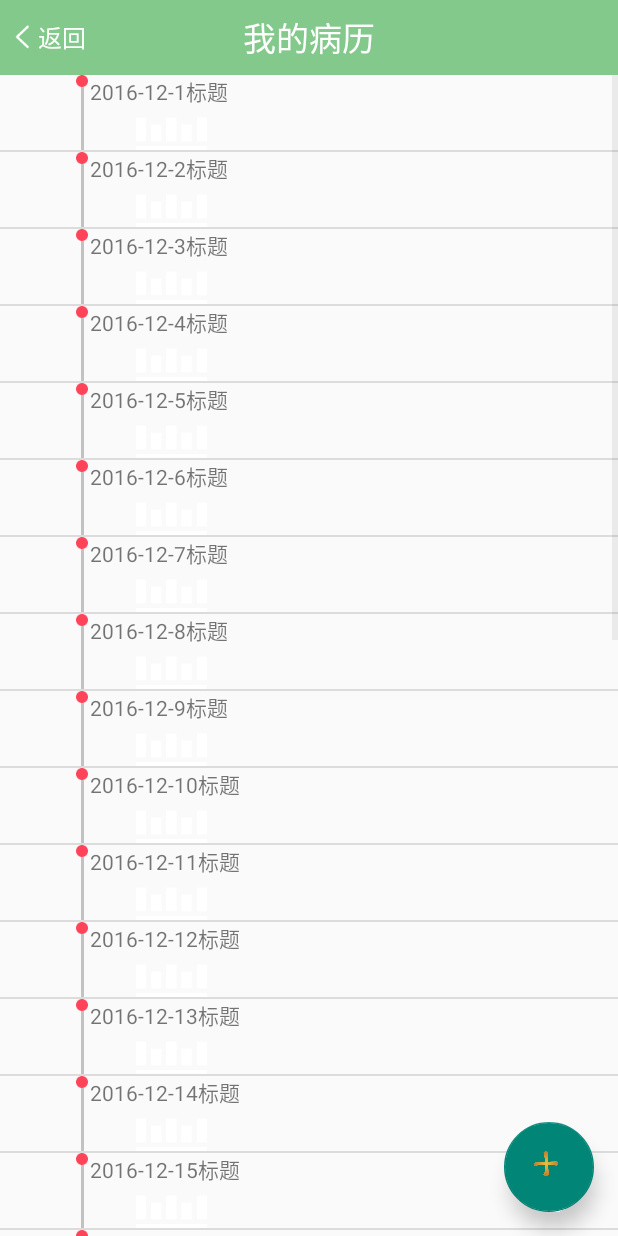
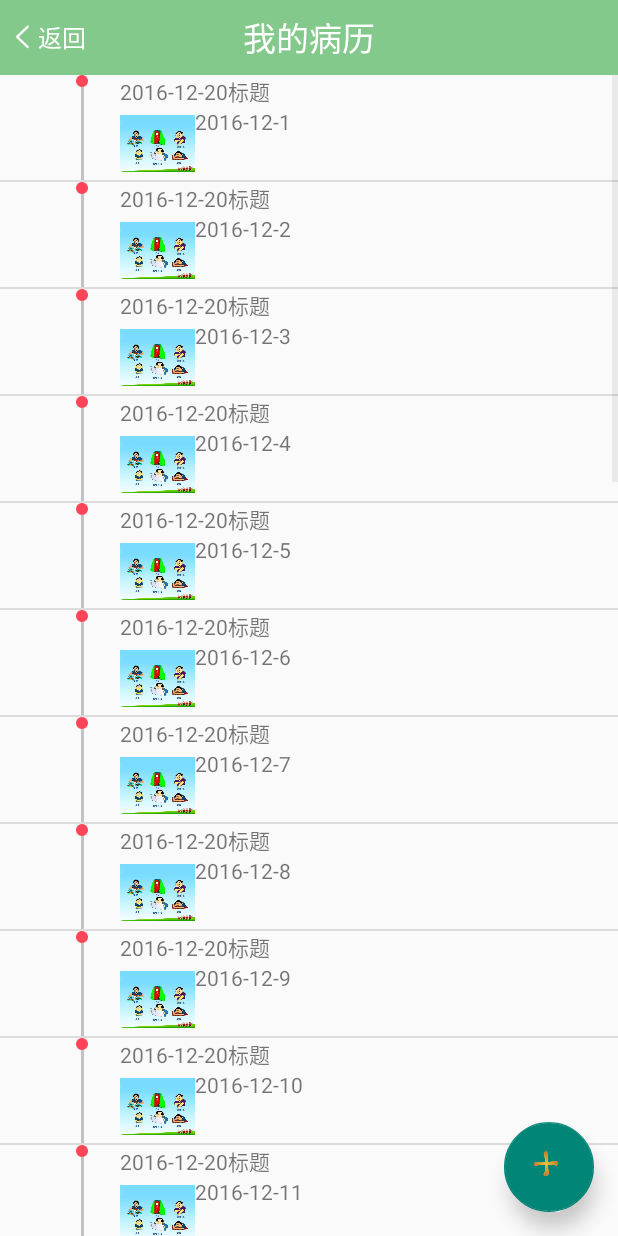
Before and after one commit to huacao123/MedicalSystem, an Android app: the AddCaseHistoryActivity screen opened directly, with no data from a screen before it, on a phone screen of 412 x 824 dp. Run offline under Robolectric (Android 15) with nearby library versions, the phone set to English and light mode, and no system bars; our stand-ins replace CircleImageView; libraries missing offline, so code that uses them is left out: cn.bmob.v3.

Commit message:
update07

```diff
--- a/app/src/main/java/com/wendy/medicalsystem/adapter/MyCaseHistoryAdapter.java
+++ b/app/src/main/java/com/wendy/medicalsystem/adapter/MyCaseHistoryAdapter.java
@@ -5,6 +5,7 @@ import android.view.LayoutInflater;
 import android.view.View;
 import android.view.ViewGroup;
 import android.widget.BaseAdapter;
+import android.widget.ImageView;
 import android.widget.TextView;
 
 import com.wendy.medicalsystem.R;
@@ -54,6 +55,9 @@ public class MyCaseHistoryAdapter extends BaseAdapter {
     }
 
     class MyViewHolder{
+        TextView tv_date;
+        TextView tv_title;
+        ImageView iv_case;
         TextView tv_content;
     }
 
--- a/app/src/main/res/layout/item_lv.xml
+++ b/app/src/main/res/layout/item_lv.xml
@@ -6,7 +6,7 @@
 
     <LinearLayout
         android:layout_width="match_parent"
-        android:layout_height="50dp"
+        android:layout_height="70dp"
         android:orientation="horizontal">
 
         <LinearLayout
@@ -22,6 +22,7 @@
                         android:src="@mipmap/new_message_notify" />
          -->
                    <ImageView
+                      android:id="@+id/iv_case"
                       android:layout_width="wrap_content"
                       android:layout_height="wrap_content"
                       android:layout_gravity="center"
@@ -37,13 +38,14 @@
         <LinearLayout
             android:layout_width="wrap_content"
             android:layout_height="match_parent"
-            android:orientation="vertical">
+            android:orientation="vertical"
+            android:layout_marginLeft="20dp">
             <LinearLayout
                 android:layout_width="wrap_content"
                 android:layout_height="wrap_content"
                 android:orientation="horizontal">
                 <TextView
-                    android:id="@+id/tv_content"
+                    android:id="@+id/tv_date"
                     android:layout_width="wrap_content"
                     android:layout_height="wrap_content"
                     android:gravity="center_vertical"
@@ -64,9 +66,16 @@
                 android:orientation="horizontal">
 
                 <ImageView
+                    android:layout_width="50dp"
+                    android:layout_height="wrap_content"
+                    android:src="@drawable/mess2"/>
+
+                <TextView
+                    android:id="@+id/tv_content"
                     android:layout_width="wrap_content"
                     android:layout_height="wrap_content"
-                    android:src="@drawable/animation"/>
+                    android:gravity="center_vertical"
+                    android:text="内容" />
             </LinearLayout>
 
 
```
